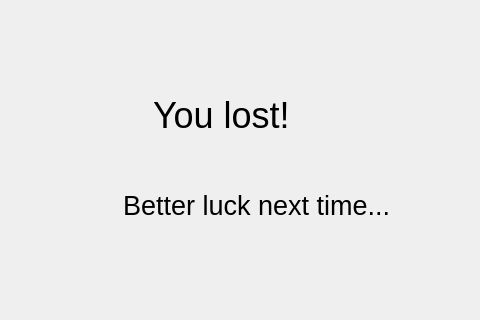
Before: the Qt Designer form client/losing_screen.ui in Merok23/TPG-Taller-Left4dead-Grupo1, drawn with Qt 5; both pictures show x 97 to 577 and y 0 to 320 of the 577 by 439 pixel window.
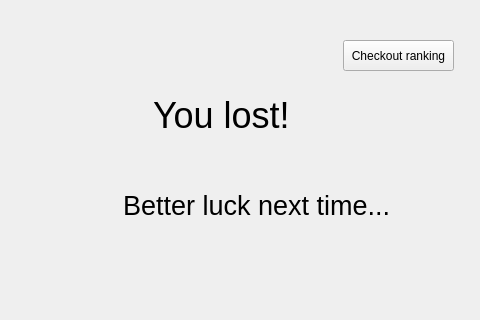
After: the same form once the commit is applied. Icons and pictures are not drawn.

```diff
--- a/client/losing_screen.ui
+++ b/client/losing_screen.ui
@@ -87,6 +87,19 @@
      <string>We still hope you enjoyed our game....</string>
     </property>
    </widget>
+   <widget class="QPushButton" name="ranking">
+    <property name="geometry">
+     <rect>
+      <x>440</x>
+      <y>40</y>
+      <width>111</width>
+      <height>31</height>
+     </rect>
+    </property>
+    <property name="text">
+     <string>Checkout ranking</string>
+    </property>
+   </widget>
    <zorder>confetti</zorder>
    <zorder>label</zorder>
    <zorder>label_3</zorder>
```
Left out of the diff: 1 changed line with no effect on the pictures.
